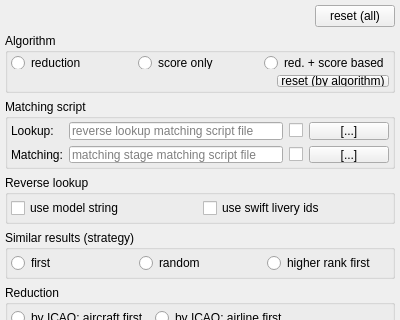
Before: the Qt Designer form src/blackgui/editors/matchingform.ui in swift-project/pilotclient, drawn with Qt 5; both pictures show x 0 to 400 and y 0 to 320 of the 400 by 696 pixel window.
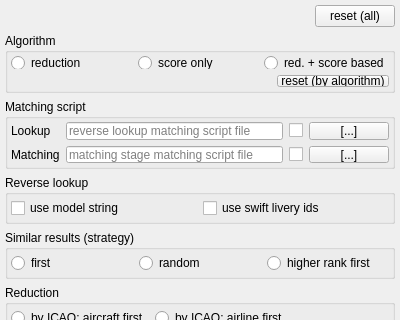
After: the same form once the commit is applied.

Commit message: Ref T705, remember matching script directories

Patch:
```diff
--- a/src/blackgui/editors/matchingform.ui
+++ b/src/blackgui/editors/matchingform.ui
@@ -115,7 +115,7 @@
       <item row="1" column="0">
        <widget class="QLabel" name="lbl_MsMatching">
         <property name="text">
-         <string>Matching:</string>
+         <string>Matching</string>
         </property>
        </widget>
       </item>
@@ -150,7 +150,7 @@
       <item row="0" column="0">
        <widget class="QLabel" name="lbl_MsReverseLookup">
         <property name="text">
-         <string>Lookup:</string>
+         <string>Lookup</string>
         </property>
        </widget>
       </item>
```
The commit also changes 6 other files.
